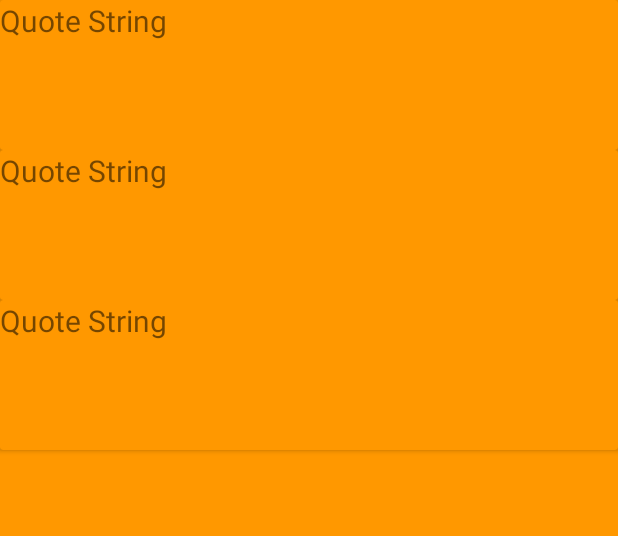
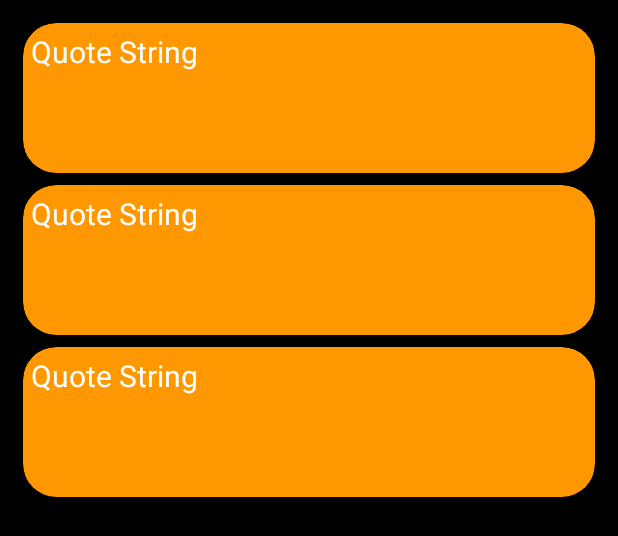
Before and after one commit to tjacobconley1/ChuckNorrisApiApp, an Android app: the layout activity_settings_and_historical_quotes.xml on its own in the app's theme, with its tools: preview values and no code run, on a phone screen of 412 x 824 dp. Shown: the top 536 px of the screen. Run offline under Robolectric (Android 15) with nearby library versions, the phone set to English and light mode, and no system bars.

Commit message:
spruced up the recycler view and working on some microphone implementation

```diff
--- a/app/src/main/AndroidManifest.xml
+++ b/app/src/main/AndroidManifest.xml
@@ -3,6 +3,10 @@
     package="com.cfmg.chucknorris">
 
     <uses-permission android:name="android.permission.INTERNET" />
+<uses-permission android:name="android.permission.RECORD_AUDIO"/>
+    <uses-permission android:name="android.permission.SEND_SMS"/>
+    <uses-permission android:name="android.permission.WRITE_EXTERNAL_STORAGE"/>
+
 
     <application
         android:allowBackup="true"
--- a/app/src/main/java/com/cfmg/chucknorris/QuoteAdapter.kt
+++ b/app/src/main/java/com/cfmg/chucknorris/QuoteAdapter.kt
@@ -7,7 +7,6 @@ import android.widget.TextView
 import androidx.recyclerview.widget.RecyclerView
 
 class QuoteAdapter(private val quoteList: ArrayList<QuoteData>): RecyclerView.Adapter<QuoteAdapter.QuoteViewHolder>() {
-
 
 
     override fun onCreateViewHolder(parent: ViewGroup, viewType: Int): QuoteAdapter.QuoteViewHolder {
--- a/app/src/main/res/layout/activity_settings_and_historical_quotes.xml
+++ b/app/src/main/res/layout/activity_settings_and_historical_quotes.xml
@@ -3,9 +3,11 @@
     xmlns:tools="http://schemas.android.com/tools"
     android:layout_width="match_parent"
     android:layout_height="match_parent"
-    android:background="#FF9800">
+    android:background="#000000"
+    android:padding="10dp">
 
     <androidx.recyclerview.widget.RecyclerView
+        android:padding="5dp"
         android:id="@+id/rv_settings"
         android:backgroundTint="#FF9800"
         android:layout_width="match_parent"
--- a/app/src/main/res/layout/list_quote_single.xml
+++ b/app/src/main/res/layout/list_quote_single.xml
@@ -4,19 +4,20 @@
     xmlns:app="http://schemas.android.com/apk/res-auto"
     android:layout_width="match_parent"
     android:layout_height="100dp"
-    android:backgroundTint="#FF9800">
+    android:backgroundTint="#FF9800"
+    app:cardCornerRadius="22dp"
+    android:layout_marginBottom="8dp">
 
-<LinearLayout
-
-    android:layout_width="match_parent"
-    android:layout_height="match_parent">
 
     <TextView
+        android:padding="5dp"
         android:id="@+id/tv_quote"
         android:layout_width="match_parent"
         android:layout_height="80dp"
         android:text="Quote String"
         android:textSize="20dp"
+        android:textColor="@color/white"
+
 
         app:layout_constraintBottom_toBottomOf="parent"
         app:layout_constraintEnd_toEndOf="parent"
@@ -25,6 +26,5 @@
         app:layout_constraintTop_toTopOf="parent"
         app:layout_constraintVertical_bias="0.039" />
 
-</LinearLayout>
 
 </androidx.cardview.widget.CardView>
```
Also changed, not shown: app/src/main/java/com/cfmg/chucknorris/MainActivity.kt (+40 -0 lines).
